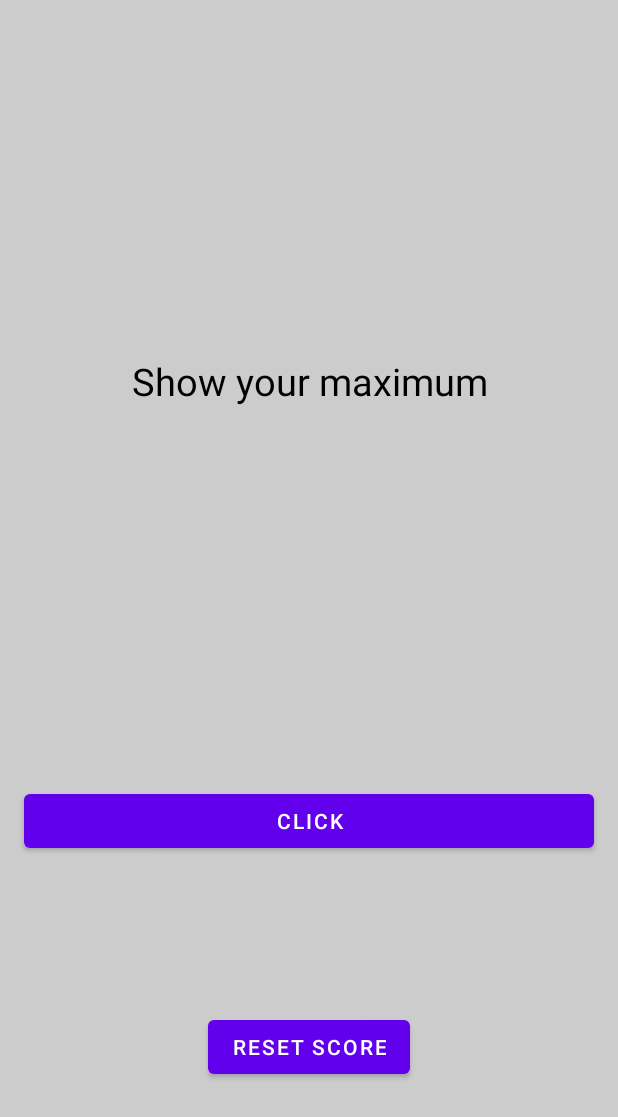
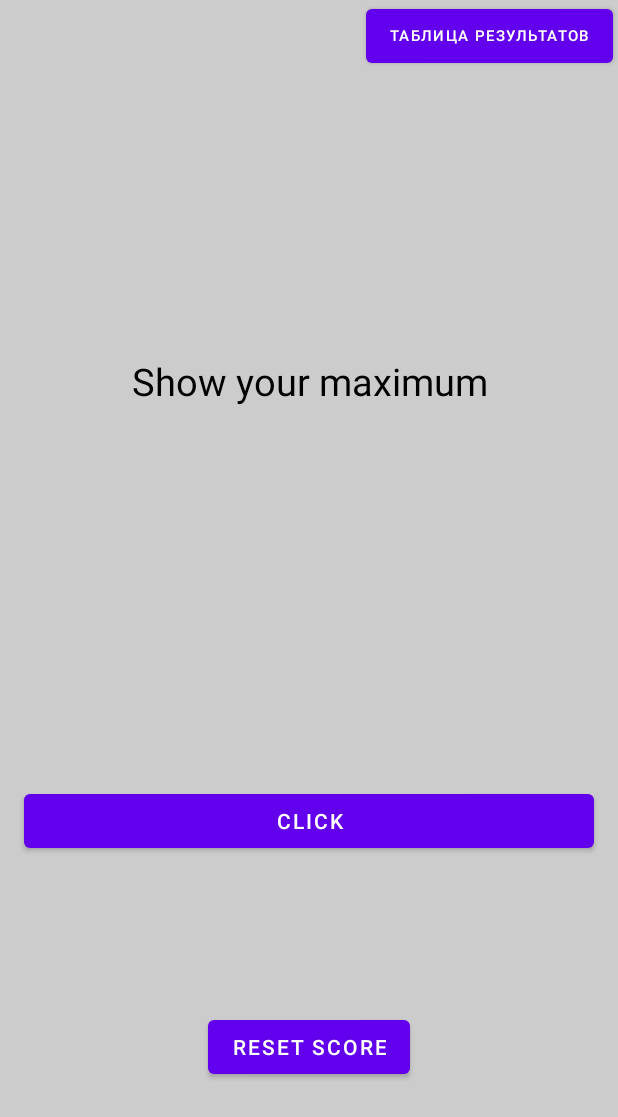
Before and after one commit to 1Malevolence1/Clicer, an Android app: the screen it shows after launch (MainActivity), on a phone screen of 412 x 824 dp. Shown: the top 1117 px of the screen. Run offline under Robolectric (Android 15) with nearby library versions, the phone set to English and light mode, and no system bars.

Commit message:
Добавлена кнопка переда в таблицу резулитата и обратно

```diff
--- a/app/src/main/AndroidManifest.xml
+++ b/app/src/main/AndroidManifest.xml
@@ -14,6 +14,9 @@
         android:theme="@style/Theme.Cliker"
         tools:targetApi="31">
         <activity
+            android:name=".MainActivity2"
+            android:exported="false" />
+        <activity
             android:name=".MainActivity"
             android:exported="true">
             <intent-filter>
--- a/app/src/main/res/layout/activity_main.xml
+++ b/app/src/main/res/layout/activity_main.xml
@@ -43,4 +43,18 @@
         app:layout_constraintEnd_toEndOf="@+id/addCounter"
         app:layout_constraintStart_toStartOf="@+id/addCounter"
         app:layout_constraintTop_toBottomOf="@+id/addCounter" />
+
+    <Button
+        android:id="@+id/tvResultsTable"
+        android:layout_width="wrap_content"
+        android:layout_height="wrap_content"
+        android:layout_marginStart="314dp"
+        android:layout_marginEnd="3dp"
+        android:text="@string/Results_Table"
+        android:onClick="onClickResultsTable"
+        android:textSize="10dp"
+        app:layout_constraintEnd_toEndOf="parent"
+        app:layout_constraintHorizontal_bias="1.0"
+        app:layout_constraintStart_toStartOf="parent"
+        app:layout_constraintTop_toTopOf="parent" />
 </androidx.constraintlayout.widget.ConstraintLayout>
--- a/app/src/main/res/values/strings.xml
+++ b/app/src/main/res/values/strings.xml
@@ -3,4 +3,6 @@
     <string name="button">Click</string>
     <string name="Result">Show your maximum</string>
     <string name="reset_label">Reset score</string>
+    <string name="Results_Table" translatable="false">Таблица результатов</string>
+    <string name="btBackResultsTable" translatable="false">Назад</string>
 </resources>
```
Also changed, not shown: app/src/main/java/com/example/cliker/MainActivity.kt (+13 -0 lines), app/src/main/java/com/example/cliker/MainActivity2.kt (added, +23 -0 lines), app/src/main/res/layout/activity_main2.xml (added, +21 -0 lines).
